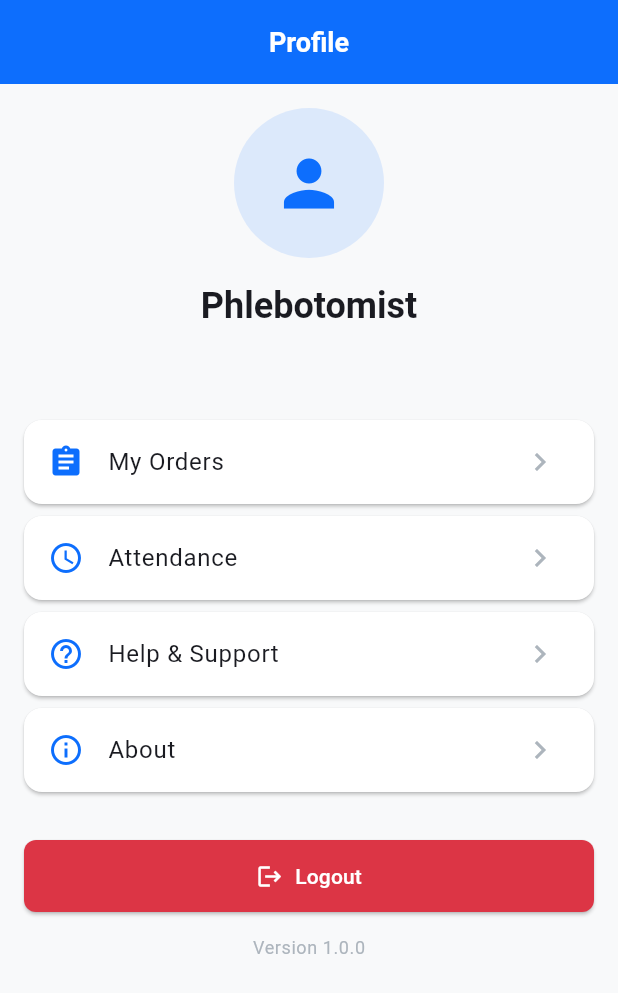
After one commit to Vandu987/PrickNCare, a Flutter app: the ProfileScreen screen opened by its route, on a phone screen of 412 x 824 dp. The commit adds this screen. Shown: the top 993 px of the screen. Run offline on Flutter 3.47's test engine with Material 3 defaults, Android fonts, the phone set to English and light mode, and no system bars; our stand-ins replace connectivity_plus, dio, firebase_messaging, flutter_riverpod, geolocator, go_router and 6 more; accounts and stored records are empty.

Commit message:
feat: add profile screen with logout functionality

```diff
--- a/mobile/lib/app/router.dart
+++ b/mobile/lib/app/router.dart
@@ -12,6 +12,7 @@ import '../features/orders/presentation/screens/order_detail_screen.dart';
 import '../features/collection/presentation/screens/collection_screen.dart';
 import '../features/attendance/screens/attendance_screen.dart';
 import '../features/maps/screens/navigation_screen.dart';
+import '../features/profile/presentation/screens/profile_screen.dart';
 import '../features/splash/presentation/screens/splash_screen.dart';
 
 final routerProvider = Provider<GoRouter>((ref) {
@@ -85,6 +86,10 @@ final routerProvider = Provider<GoRouter>((ref) {
         },
       ),
       GoRoute(
+        path: AppConstants.profileRoute,
+        builder: (context, state) => const ProfileScreen(),
+      ),
+      GoRoute(
         path: AppConstants.navigationRoute,
         builder: (context, state) {
           final args = state.extra as Map<String, dynamic>;
--- a/mobile/lib/features/auth/providers/auth_provider.dart
+++ b/mobile/lib/features/auth/providers/auth_provider.dart
@@ -13,12 +13,14 @@ class AuthState {
   final AuthStatus status;
   final String? errorMessage;
   final String? phoneNumber;
+  final String? userName;
   final bool biometricAvailable;
 
   const AuthState({
     this.status = AuthStatus.initial,
     this.errorMessage,
     this.phoneNumber,
+    this.userName,
     this.biometricAvailable = false,
   });
 
@@ -26,12 +28,14 @@ class AuthState {
     AuthStatus? status,
     String? errorMessage,
     String? phoneNumber,
+    String? userName,
     bool? biometricAvailable,
   }) {
     return AuthState(
       status: status ?? this.status,
       errorMessage: errorMessage,
       phoneNumber: phoneNumber ?? this.phoneNumber,
+      userName: userName ?? this.userName,
       biometricAvailable: biometricAvailable ?? this.biometricAvailable,
     );
   }
--- /dev/null
+++ b/mobile/lib/features/profile/presentation/screens/profile_screen.dart
@@ -0,0 +1,163 @@
+import 'package:flutter/material.dart';
+import 'package:flutter_riverpod/flutter_riverpod.dart';
+import 'package:go_router/go_router.dart';
+import '../../../../core/constants/app_constants.dart';
+import '../../../../core/theme/app_theme.dart';
+import '../../../auth/providers/auth_provider.dart';
+
+class ProfileScreen extends ConsumerWidget {
+  const ProfileScreen({super.key});
+
+  @override
+  Widget build(BuildContext context, WidgetRef ref) {
+    final authState = ref.watch(authProvider);
+
+    return Scaffold(
+      appBar: AppBar(
+        title: const Text('Profile'),
+      ),
+      body: ListView(
+        padding: const EdgeInsets.all(16),
+        children: [
+          // Avatar & Name
+          Center(
+            child: Column(
+              children: [
+                CircleAvatar(
+                  radius: 50,
+                  backgroundColor: AppColors.primaryLight.withValues(alpha: 0.2),
+                  child: const Icon(Icons.person, size: 50, color: AppColors.primary),
+                ),
+                const SizedBox(height: 16),
+                Text(
+                  authState.userName ?? 'Phlebotomist',
+                  style: Theme.of(context).textTheme.headlineSmall?.copyWith(
+                    fontWeight: FontWeight.bold,
+                  ),
+                ),
+                const SizedBox(height: 4),
+                Text(
+                  authState.phoneNumber ?? '',
+                  style: Theme.of(context).textTheme.bodyLarge?.copyWith(
+                    color: AppColors.textSecondary,
+                  ),
+                ),
+              ],
+            ),
+          ),
+          const SizedBox(height: 32),
+
+          // Menu Items
+          _ProfileTile(
+            icon: Icons.assignment,
+            title: 'My Orders',
+            onTap: () => context.push(AppConstants.ordersRoute),
+          ),
+          _ProfileTile(
+            icon: Icons.access_time,
+            title: 'Attendance',
+            onTap: () => context.push(AppConstants.attendanceRoute),
+          ),
+          _ProfileTile(
+            icon: Icons.help_outline,
+            title: 'Help & Support',
+            onTap: () {
+              ScaffoldMessenger.of(context).showSnackBar(
+                const SnackBar(content: Text('Coming soon')),
+              );
+            },
+          ),
+          _ProfileTile(
+            icon: Icons.info_outline,
+            title: 'About',
+            onTap: () {
+              showAboutDialog(
+                context: context,
+                applicationName: 'PricknCare',
+                applicationVersion: '1.0.0',
+                applicationLegalese: '© 2026 Prick & Care',
+              );
+            },
+          ),
+          const SizedBox(height: 24),
+
+          // Logout Button
+          SizedBox(
+            width: double.infinity,
+            child: ElevatedButton.icon(
+              onPressed: () async {
+                final confirm = await showDialog<bool>(
+                  context: context,
+                  builder: (ctx) => AlertDialog(
+                    title: const Text('Logout'),
+                    content: const Text('Are you sure you want to logout?'),
+                    actions: [
+                      TextButton(
+                        onPressed: () => Navigator.pop(ctx, false),
+                        child: const Text('Cancel'),
+                      ),
+                      TextButton(
+                        onPressed: () => Navigator.pop(ctx, true),
+                        style: TextButton.styleFrom(foregroundColor: AppColors.error),
+                        child: const Text('Logout'),
+                      ),
+                    ],
+                  ),
+                );
+                if (confirm == true && context.mounted) {
+                  await ref.read(authProvider.notifier).logout();
+                  if (context.mounted) {
+                    context.go(AppConstants.loginRoute);
+                  }
+                }
+              },
+              icon: const Icon(Icons.logout),
+              label: const Text('Logout'),
+              style: ElevatedButton.styleFrom(
+                backgroundColor: AppColors.error,
+                foregroundColor: Colors.white,
+                padding: const EdgeInsets.symmetric(vertical: 14),
+              ),
+            ),
+          ),
+          const SizedBox(height: 16),
+
+          // Version
+          Center(
+            child: Text(
+              'Version 1.0.0',
+              style: Theme.of(context).textTheme.bodySmall?.copyWith(
+                color: AppColors.textLight,
+              ),
+            ),
+          ),
+        ],
+      ),
+    );
+  }
+}
+
+class _ProfileTile extends StatelessWidget {
+  final IconData icon;
+  final String title;
+  final VoidCallback onTap;
+
+  const _ProfileTile({
+    required this.icon,
+    required this.title,
+    required this.onTap,
+  });
+
+  @override
+  Widget build(BuildContext context) {
+    return Card(
+      margin: const EdgeInsets.only(bottom: 8),
+      child: ListTile(
+        leading: Icon(icon, color: AppColors.primary),
+        title: Text(title),
+        trailing: const Icon(Icons.chevron_right, color: AppColors.textLight),
+        onTap: onTap,
+      ),
+    );
+  }
+}
```
